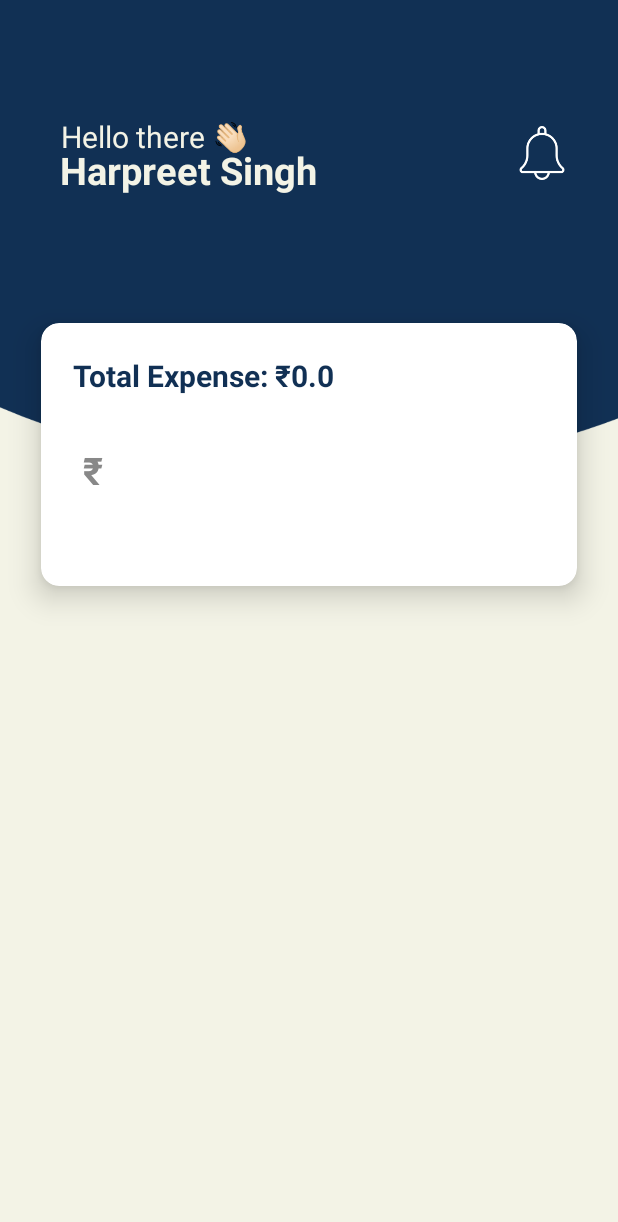
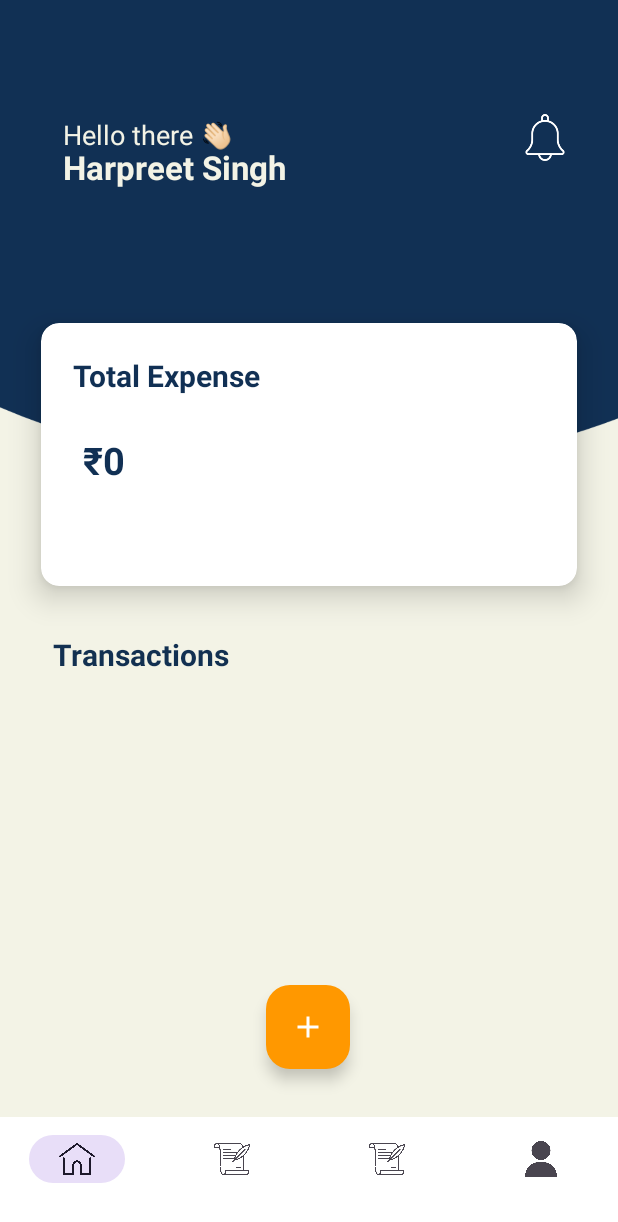
Before and after one commit to harpreet-03/MyBudget, an Android app: the screen it shows after launch (HomeDashBoard), after a tap on "Get Started", on a phone screen of 412 x 824 dp. Shown: the top 1222 px of the screen. Run offline under Robolectric (Android 15) with nearby library versions, the phone set to English and light mode, and no system bars.

Commit message:
Connected SQLite database...

```diff
--- a/app/src/main/AndroidManifest.xml
+++ b/app/src/main/AndroidManifest.xml
@@ -15,11 +15,14 @@
         android:theme="@style/Theme.MyBudget"
         tools:targetApi="31">
         <activity
-            android:name=".HomeDashBoard"
+            android:name=".AddExpense"
             android:exported="true" >
 
 
         </activity>
+        <activity
+            android:name=".HomeDashBoard"
+            android:exported="true"></activity>
         <activity
             android:name=".GetStarted"
             android:exported="false" />
--- /dev/null
+++ b/app/src/main/java/com/example/mybudget/Expense.kt
@@ -0,0 +1,6 @@
+package com.example.mybudget
+
+data class Expense(
+    val category: String,
+    val amount: Int
+)
--- /dev/null
+++ b/app/src/main/java/com/example/mybudget/ExpenseAdapter.kt
@@ -0,0 +1,36 @@
+package com.example.mybudget
+
+import android.view.LayoutInflater
+import android.view.View
+import android.view.ViewGroup
+import android.widget.TextView
+import androidx.recyclerview.widget.RecyclerView
+
+class ExpenseAdapter : RecyclerView.Adapter<ExpenseAdapter.ExpenseViewHolder>() {
+
+    private var expenses: List<Expense> = listOf()
+
+    fun setData(newExpenses: List<Expense>) {
+        expenses = newExpenses
+        notifyDataSetChanged()
+    }
+
+    override fun onCreateViewHolder(parent: ViewGroup, viewType: Int): ExpenseViewHolder {
+        val view = LayoutInflater.from(parent.context)
+            .inflate(R.layout.item_expense, parent, false)
+        return ExpenseViewHolder(view)
+    }
+
+    override fun onBindViewHolder(holder: ExpenseViewHolder, position: Int) {
+        val expense = expenses[position]
+        holder.tvCategory.text = expense.category
+        holder.tvAmount.text = "₹${expense.amount}"
+    }
+
+    override fun getItemCount(): Int = expenses.size
+
+    class ExpenseViewHolder(view: View) : RecyclerView.ViewHolder(view) {
+        val tvCategory: TextView = view.findViewById(R.id.tvCategory)
+        val tvAmount: TextView = view.findViewById(R.id.tvAmount)
+    }
+}
--- a/app/src/main/java/com/example/mybudget/ExpenseDatabaseHelper.kt
+++ b/app/src/main/java/com/example/mybudget/ExpenseDatabaseHelper.kt
@@ -1,23 +1,29 @@
+package com.example.mybudget
+
 import android.content.ContentValues
 import android.content.Context
 import android.database.sqlite.SQLiteDatabase
 import android.database.sqlite.SQLiteOpenHelper
 
-class ExpenseDatabaseHelper(context: Context) : SQLiteOpenHelper(context, DATABASE_NAME, null, DATABASE_VERSION) {
+class ExpenseDatabaseHelper(context: Context) :
+    SQLiteOpenHelper(context, DATABASE_NAME, null, DATABASE_VERSION) {
 
     companion object {
-        const val DATABASE_NAME = "MyBudget.db"
-        const val DATABASE_VERSION = 1
+        private const val DATABASE_NAME = "expenses.db"
+        private const val DATABASE_VERSION = 1
+
         const val TABLE_NAME = "expenses"
         const val COLUMN_ID = "id"
+        const val COLUMN_CATEGORY = "category"
         const val COLUMN_AMOUNT = "amount"
     }
 
     override fun onCreate(db: SQLiteDatabase) {
-        val CREATE_TABLE = ("CREATE TABLE $TABLE_NAME ("
-                + "$COLUMN_ID INTEGER PRIMARY KEY AUTOINCREMENT, "
-                + "$COLUMN_AMOUNT REAL)")
-        db.execSQL(CREATE_TABLE)
+        val createTable = ("CREATE TABLE $TABLE_NAME (" +
+                "$COLUMN_ID INTEGER PRIMARY KEY AUTOINCREMENT, " +
+                "$COLUMN_CATEGORY TEXT, " +
+                "$COLUMN_AMOUNT INTEGER)")
+        db.execSQL(createTable)
     }
 
     override fun onUpgrade(db: SQLiteDatabase, oldVersion: Int, newVersion: Int) {
@@ -25,33 +31,39 @@ class ExpenseDatabaseHelper(context: Context) : SQLiteOpenHelper(context, DATABA
         onCreate(db)
     }
 
-    // Insert data
-    fun insertExpense(amount: Double): Long {
+    fun insertExpense(category: String, amount: Int) {
         val db = this.writableDatabase
         val values = ContentValues()
+        values.put(COLUMN_CATEGORY, category)
         values.put(COLUMN_AMOUNT, amount)
-
-        val result = db.insert(TABLE_NAME, null, values)
+        db.insert(TABLE_NAME, null, values)
         db.close()
-        return result
     }
 
-    // Retrieve total expense amount
-    fun getTotalExpense(): Double {
+    fun getAllExpenses(): List<Expense> {
+        val expenses = mutableListOf<Expense>()
         val db = this.readableDatabase
-        val cursor = db.rawQuery("SELECT SUM($COLUMN_AMOUNT) FROM $TABLE_NAME", null)
-        var total = 0.0
+        val cursor = db.rawQuery("SELECT * FROM $TABLE_NAME", null)
         if (cursor.moveToFirst()) {
-            total = cursor.getDouble(0)
+            do {
+                val category = cursor.getString(cursor.getColumnIndexOrThrow(COLUMN_CATEGORY))
+                val amount = cursor.getInt(cursor.getColumnIndexOrThrow(COLUMN_AMOUNT))
+                expenses.add(Expense(category, amount))
+            } while (cursor.moveToNext())
+        }
+        cursor.close()
+        db.close()
+        return expenses
+    }
+
+    fun getTotalExpense(): Int {
+        val db = this.readableDatabase
+        val cursor = db.rawQuery("SELECT SUM($COLUMN_AMOUNT) as total FROM $TABLE_NAME", null)
+        var total = 0
+        if (cursor.moveToFirst()) {
+            total = cursor.getInt(cursor.getColumnIndexOrThrow("total"))
         }
         cursor.close()
         return total
     }
-
-    // Delete all expenses
-    fun deleteAllExpenses() {
-        val db = this.writableDatabase
-        db.execSQL("DELETE FROM $TABLE_NAME")
-        db.close()
-    }
 }
--- a/app/src/main/java/com/example/mybudget/HomeDashBoard.kt
+++ b/app/src/main/java/com/example/mybudget/HomeDashBoard.kt
@@ -1,55 +1,50 @@
 package com.example.mybudget
 
-import ExpenseDatabaseHelper
+import android.content.Intent
 import android.os.Bundle
-import android.widget.EditText
-import android.widget.ImageView
 import android.widget.TextView
-import android.widget.Toast
+import android.widget.ImageButton
 import androidx.appcompat.app.AppCompatActivity
-import com.google.android.material.snackbar.Snackbar
+import androidx.recyclerview.widget.LinearLayoutManager
+import androidx.recyclerview.widget.RecyclerView
+import com.google.android.material.floatingactionbutton.FloatingActionButton
 
 class HomeDashBoard : AppCompatActivity() {
 
-    private lateinit var expenseInput: EditText
+    private lateinit var dbHelper: ExpenseDatabaseHelper
+    private lateinit var recyclerView: RecyclerView
+    private lateinit var adapter: ExpenseAdapter
     private lateinit var totalExpenseTextView: TextView
-    private lateinit var dbHelper: ExpenseDatabaseHelper
+
+    override fun onResume() {
+        super.onResume()
+        loadExpenses()
+    }
 
     override fun onCreate(savedInstanceState: Bundle?) {
         super.onCreate(savedInstanceState)
         setContentView(R.layout.activity_home_dash_board)
 
-        val notificationIcon = findViewById<ImageView>(R.id.notificationIcon)
-        notificationIcon.setOnClickListener {
-            Toast.makeText(this, "Notifications clicked", Toast.LENGTH_SHORT).show()
+        dbHelper = ExpenseDatabaseHelper(this)
+        recyclerView = findViewById(R.id.transactionsRecyclerView)
+        totalExpenseTextView = findViewById(R.id.expenseInput)
+        recyclerView.layoutManager = LinearLayoutManager(this)
+
+        adapter = ExpenseAdapter()
+        recyclerView.adapter = adapter
+
+        val addBtn = findViewById<FloatingActionButton>(R.id.fabAddExpense)
+        addBtn.setOnClickListener {
+            startActivity(Intent(this, AddExpense::class.java))
         }
 
-        expenseInput = findViewById(R.id.expenseInput)
-        totalExpenseTextView = findViewById(R.id.textView2)
-
-        dbHelper = ExpenseDatabaseHelper(this)
-        updateTotalExpense()
-
-        expenseInput.setOnEditorActionListener { _, _, _ ->
-            val input = expenseInput.text.toString().trim()
-
-            if (input.isNotEmpty()) {
-                val expense = input.toDoubleOrNull()
-                if (expense != null) {
-                    dbHelper.insertExpense(expense)
-                    updateTotalExpense()
-                    expenseInput.text.clear()
-                    Snackbar.make(expenseInput, "Expense Added!", Snackbar.LENGTH_SHORT).show()
-                } else {
-                    Snackbar.make(expenseInput, "Invalid Input!", Snackbar.LENGTH_SHORT).show()
-                }
-            }
-            true
-        }
+        loadExpenses()
     }
 
-    private fun updateTotalExpense() {
-        val totalExpense = dbHelper.getTotalExpense()
-        totalExpenseTextView.text = "Total Expense: ₹$totalExpense"
+    private fun loadExpenses() {
+        val expenses = dbHelper.getAllExpenses()
+        val total = dbHelper.getTotalExpense()
+        totalExpenseTextView.text = "₹$total"
+        adapter.setData(expenses)
     }
 }
--- /dev/null
+++ b/app/src/main/res/drawable/ic_add.xml
@@ -0,0 +1,5 @@
+<vector xmlns:android="http://schemas.android.com/apk/res/android" android:height="24dp" android:tint="#000000" android:viewportHeight="24" android:viewportWidth="24" android:width="24dp">
+
+    <path android:fillColor="@android:color/white" android:pathData="M19,13h-6v6h-2v-6H5v-2h6V5h2v6h6v2z"/>
+
+</vector>
--- a/app/src/main/res/layout/activity_home_dash_board.xml
+++ b/app/src/main/res/layout/activity_home_dash_board.xml
@@ -13,11 +13,11 @@
         android:layout_height="wrap_content"
         android:text="Harpreet Singh"
         android:textColor="#f3f3e6"
-        android:textSize="25sp"
+        android:textSize="22sp"
         android:textStyle="bold"
         app:layout_constraintBottom_toBottomOf="parent"
         app:layout_constraintEnd_toEndOf="parent"
-        app:layout_constraintHorizontal_bias="0.167"
+        app:layout_constraintHorizontal_bias="0.16"
         app:layout_constraintStart_toStartOf="parent"
         app:layout_constraintTop_toTopOf="parent"
         app:layout_constraintVertical_bias="0.122" />
@@ -28,7 +28,7 @@
         android:layout_height="wrap_content"
         android:text="Hello there 👋🏻"
         android:textColor="#F3F3e6"
-        android:textSize="20sp"
+        android:textSize="18sp"
         app:layout_constraintBottom_toBottomOf="parent"
         app:layout_constraintEnd_toEndOf="parent"
         app:layout_constraintHorizontal_bias="0.142"
@@ -37,19 +37,23 @@
         app:layout_constraintVertical_bias="0.097" />
 
     <!-- Notification Icon -->
+
+
     <ImageView
         android:id="@+id/notificationIcon"
-        android:layout_width="37dp"
-        android:layout_height="36dp"
-        android:layout_marginTop="84dp"
+        android:layout_width="33dp"
+        android:layout_height="31dp"
+        android:layout_marginTop="76dp"
         android:layout_marginEnd="32dp"
         android:contentDescription="Notification Icon"
         android:src="@drawable/bell"
         app:layout_constraintEnd_toEndOf="parent"
         app:layout_constraintTop_toTopOf="parent" />
 
+<!--   Card View - Displaying the History-->
 
     <androidx.cardview.widget.CardView
+        android:id="@+id/cardView"
         android:layout_width="357dp"
         android:layout_height="175dp"
         app:cardCornerRadius="12dp"
@@ -82,13 +86,13 @@
                 app:layout_constraintTop_toTopOf="parent"
                 app:layout_constraintVertical_bias="0.124" />
 
-            <EditText
+            <TextView
                 android:id="@+id/expenseInput"
                 android:layout_width="203dp"
                 android:layout_height="76dp"
-                android:layout_marginTop="60dp"
                 android:background="@drawable/edittext_bg"
                 android:hint="₹"
+                android:text=""
                 android:inputType="numberDecimal"
                 android:maxLines="1"
                 android:padding="12dp"
@@ -96,14 +100,100 @@
                 android:textColorHint="#888888"
                 android:textSize="25sp"
                 android:textStyle="bold"
+                app:layout_constraintBottom_toBottomOf="parent"
                 app:layout_constraintEnd_toEndOf="parent"
                 app:layout_constraintHorizontal_bias="0.103"
                 app:layout_constraintStart_toStartOf="parent"
                 app:layout_constraintTop_toTopOf="parent"
+                app:layout_constraintVertical_bias="0.626"
                 app:layout_constraintWidth_percent="0.8" />
 
         </androidx.constraintlayout.widget.ConstraintLayout>
 
     </androidx.cardview.widget.CardView>
 
+
+<!--    Transactions-->
+
+
+    <!-- Transactions Title -->
+
+    <!-- RecyclerView for listing expenses -->
+
+    <TextView
+        android:id="@+id/transactionsTitle"
+        android:layout_width="wrap_content"
+        android:layout_height="wrap_content"
+        android:layout_marginTop="32dp"
+        android:text="Transactions"
+        android:textColor="#123051"
+        android:textSize="20sp"
+        android:textStyle="bold"
+        app:layout_constraintBottom_toBottomOf="parent"
+        app:layout_constraintEnd_toEndOf="parent"
+        app:layout_constraintHorizontal_bias="0.12"
+        app:layout_constraintStart_toStartOf="parent"
+
+        app:layout_constraintTop_toBottomOf="@+id/cardView"
+        app:layout_constraintVertical_bias="0.0" />
+
+    <androidx.recyclerview.widget.RecyclerView
+        android:id="@+id/transactionsRecyclerView"
+        android:layout_width="343dp"
+        android:layout_height="296dp"
+        android:clipToPadding="false"
+        android:overScrollMode="ifContentScrolls"
+        android:padding="8dp"
+        app:layoutManager="androidx.recyclerview.widget.LinearLayoutManager"
+        app:layout_constraintBottom_toBottomOf="parent"
+        app:layout_constraintEnd_toEndOf="parent"
+        app:layout_constraintHorizontal_bias="0.439"
+        app:layout_constraintStart_toStartOf="parent"
+        app:layout_constraintTop_toBottomOf="@id/transactionsTitle"
+        app:layout_constraintVertical_bias="0.118" >
+
+    </androidx.recyclerview.widget.RecyclerView>
+
+
+    <!-- Floating Action Button -->
+
+    <!-- Bottom Navigation Bar -->
+
+    <!-- Bottom Navigation -->
+
+    <com.google.android.material.floatingactionbutton.FloatingActionButton
+        android:id="@+id/fabAddExpense"
+        android:layout_width="wrap_content"
+        android:layout_height="wrap_content"
+        android:layout_marginBottom="32dp"
+        android:contentDescription="Add Expense"
+        android:elevation="10dp"
+        android:src="@drawable/ic_add"
+        app:backgroundTint="#FF9800"
+        app:layout_constraintBottom_toTopOf="@id/bottomNavigation"
+        app:layout_constraintEnd_toEndOf="parent"
+        app:layout_constraintHorizontal_bias="0.498"
+        app:layout_constraintStart_toStartOf="parent"
+        app:layout_constraintTop_toTopOf="parent"
+        app:layout_constraintVertical_bias="1.0"
+        app:tint="@android:color/white" />
+
+    <com.google.android.material.bottomnavigation.BottomNavigationView
+        android:id="@+id/bottomNavigation"
+        android:layout_width="match_parent"
+        android:layout_height="79dp"
+        android:background="@color/white"
+        app:itemHorizontalTranslationEnabled="false"
+        app:labelVisibilityMode="labeled"
+        app:layout_constraintBottom_toBottomOf="parent"
+        app:layout_constraintEnd_toEndOf="parent"
+        app:layout_constraintHorizontal_bias="0.0"
+        app:layout_constraintStart_toStartOf="parent"
+        app:layout_constraintTop_toBottomOf="@+id/transactionsRecyclerView"
+        app:layout_constraintVertical_bias="1.0"
+        app:menu="@menu/bottom_nav_menu" />
+
+
+
+
 </androidx.constraintlayout.widget.ConstraintLayout>
--- /dev/null
+++ b/app/src/main/res/menu/bottom_nav_menu.xml
@@ -0,0 +1,21 @@
+<menu xmlns:android="http://schemas.android.com/apk/res/android">
+    <item
+        android:id="@+id/nav_home"
+        android:icon="@drawable/home"
+         />
+
+    <item
+        android:id="@+id/nav_stats"
+        android:icon="@drawable/scroll"
+        />
+
+    <item
+        android:id="@+id/nav_wallet"
+        android:icon="@drawable/scroll"
+        />
+
+    <item
+        android:id="@+id/nav_profile"
+        android:icon="@drawable/user"
+        />
+</menu>
```
Also changed, not shown: app/src/main/java/com/example/mybudget/AddExpense.kt (added, +33 -0 lines), app/src/main/res/drawable/expense_editext.xml (added, +9 -0 lines), app/src/main/res/layout/activity_add_expense.xml (added, +138 -0 lines), app/src/main/res/layout/activity_get_started.xml (+6 -6 lines), app/src/main/res/layout/item_expense.xml (added, +36 -0 lines), app/src/main/res/drawable/home.png (added), app/src/main/res/drawable/left.png (added), app/src/main/res/drawable/scroll.png (added), app/src/main/res/drawable/user.png (added).
